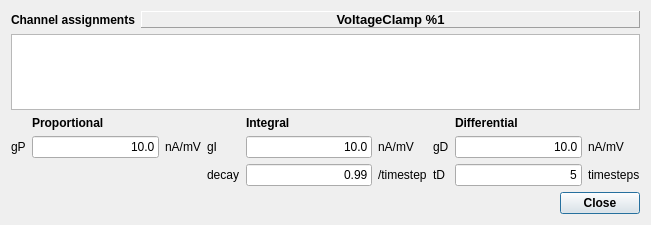
Above: src/gui/VoltageClampDlg.ui from CompEphys-team/stdpc before the change. Below: the same form after it.
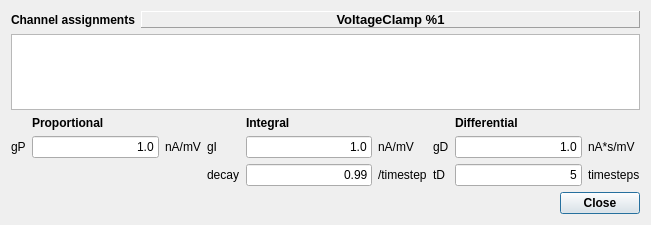
That is the form after the change. Custom widgets are drawn as their Qt base class.

Commit message: Fixed some bugs and this looks like a first working version. Theere is a remaining mystery about how and when teh destructor of the VoltageClamp class is called. When using C arrays for voltage buffers and using delete[] in said destructor to release the memory, there were crashes. Now using a C++ std library vector which destroys itself when needed. The clamp seems stable.

```diff
--- a/src/gui/VoltageClampDlg.ui
+++ b/src/gui/VoltageClampDlg.ui
@@ -129,7 +129,7 @@
      <item row="1" column="1">
       <widget class="QLineEdit" name="gPE">
        <property name="text">
-        <string>10.0</string>
+        <string>1.0</string>
        </property>
        <property name="maxLength">
         <number>8</number>
@@ -156,7 +156,7 @@
      <item row="1" column="4">
       <widget class="QLineEdit" name="gIE">
        <property name="text">
-        <string>10.0</string>
+        <string>1.0</string>
        </property>
        <property name="maxLength">
         <number>8</number>
@@ -183,7 +183,7 @@
      <item row="1" column="7">
       <widget class="QLineEdit" name="gDE">
        <property name="text">
-        <string>10.0</string>
+        <string>1.0</string>
        </property>
        <property name="maxLength">
         <number>8</number>
@@ -196,7 +196,7 @@
      <item row="1" column="8">
       <widget class="QLabel" name="label_7">
        <property name="text">
-        <string>nA/mV</string>
+        <string>nA*s/mV</string>
        </property>
       </widget>
      </item>
```
The commit also changes 7 other files.
